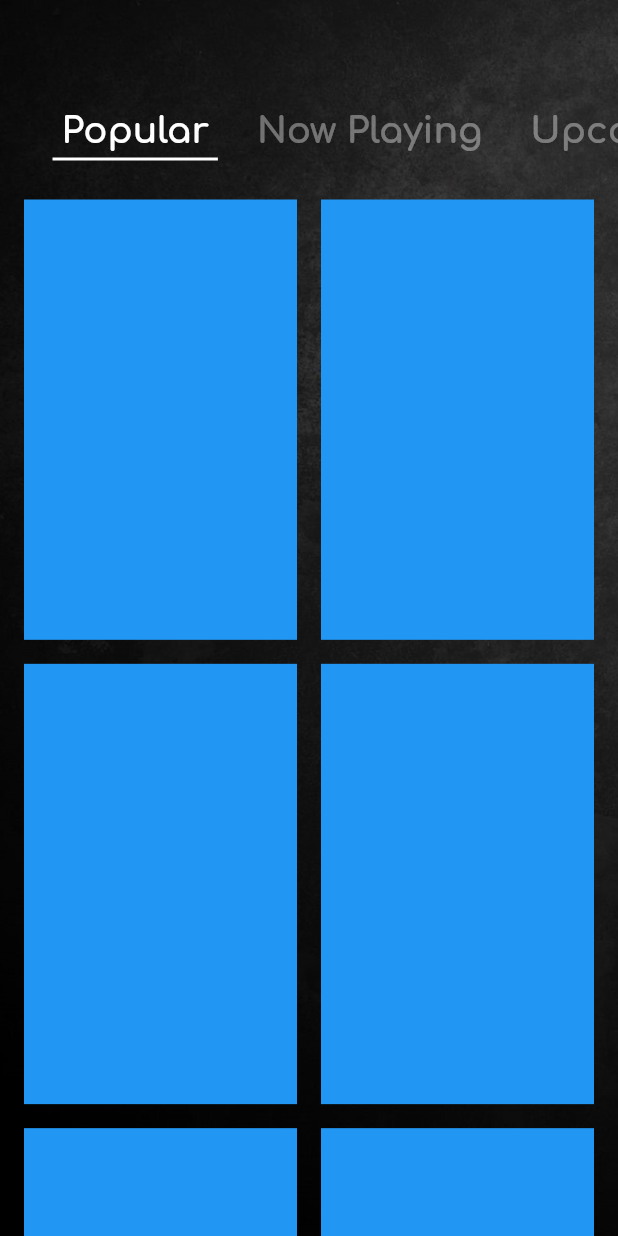
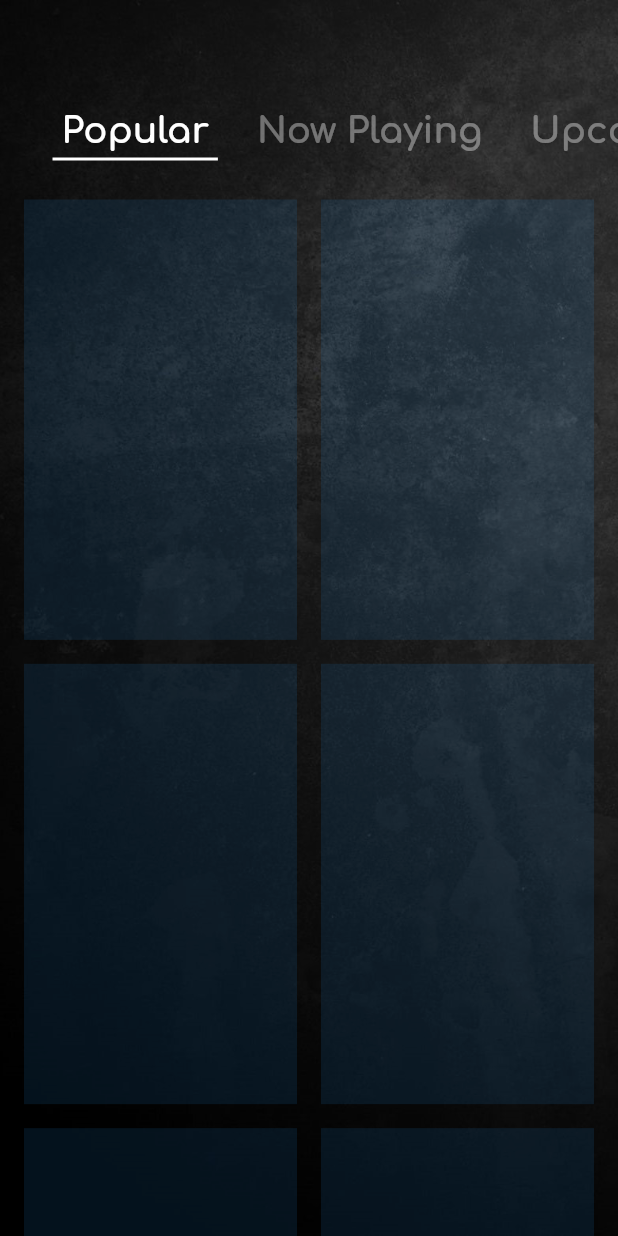
Before and after one commit to thinhnguyen347/movie-ui-slide, a Flutter app: the screen it shows after launch, on a phone screen of 412 x 824 dp. Run offline on Flutter 3.47's test engine with Material 2 defaults, Android fonts, the light colour scheme and no system bars.

Commit message:
update code

```diff
--- a/lib/components/home_page.dart
+++ b/lib/components/home_page.dart
@@ -79,9 +79,9 @@ tabBarView({required controller}) {
     controller: controller,
     children: [
       const PopularView(),
-      Container(color: Colors.green),
-      Container(color: Colors.yellow),
-      Container(color: Colors.pink),
+      Container(color: Colors.green.withAlpha(30)),
+      Container(color: Colors.orange.withAlpha(30)),
+      Container(color: Colors.pink.withAlpha(30)),
     ],
   ));
 }
--- a/lib/components/popular_view.dart
+++ b/lib/components/popular_view.dart
@@ -16,7 +16,7 @@ class _PopularViewState extends State<PopularView> {
             crossAxisCount: 2, childAspectRatio: 0.62, crossAxisSpacing: 16, mainAxisSpacing: 16),
         itemCount: 10,
         itemBuilder: (context, index) {
-          return Container(color: Colors.blue);
+          return Container(color: Colors.blue.withAlpha(30));
         });
   }
 }
```
